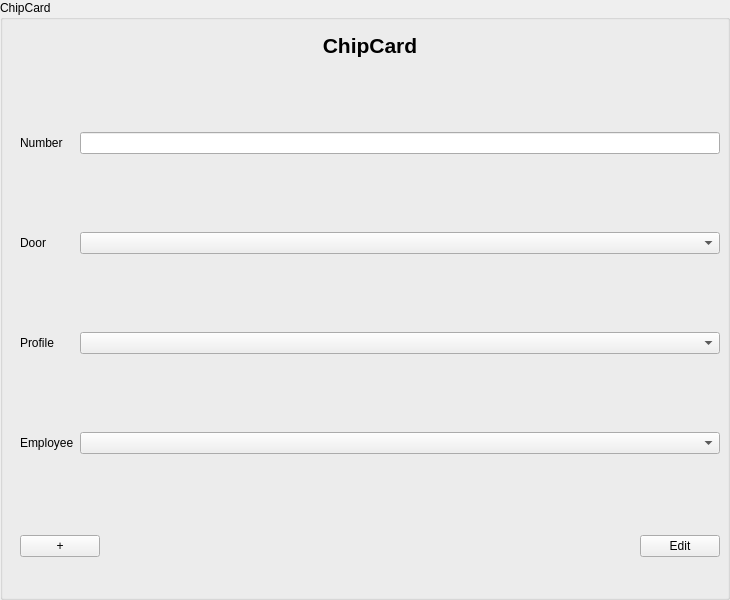
The window that src/jmbde/views/chipcardinputarea.ui (jmuelbert/jmbde-QT) describes before a commit, drawn with Qt 5.
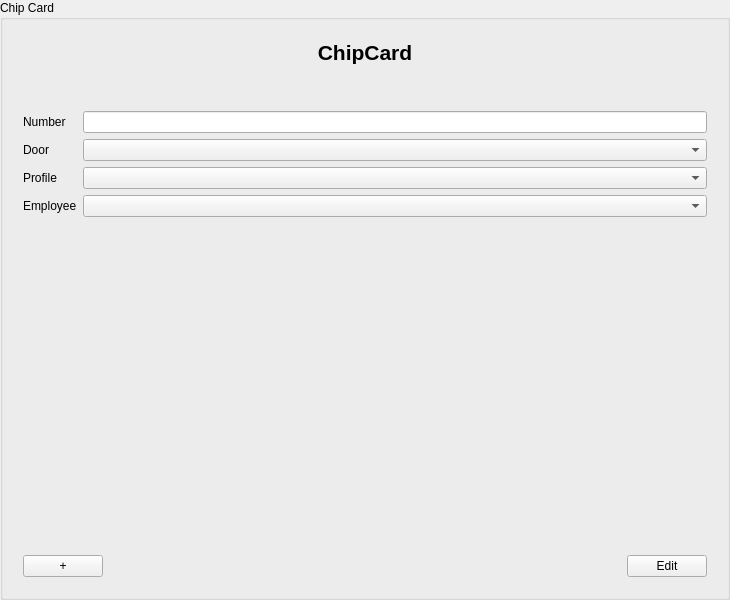
The same window after the commit.

```diff
--- a/src/jmbde/views/chipcardinputarea.ui
+++ b/src/jmbde/views/chipcardinputarea.ui
@@ -17,26 +17,13 @@
    <string>OSInputDialog</string>
   </property>
   <property name="title">
-   <string>ChipCard</string>
+   <string>Chip Card</string>
   </property>
+  <layout class="QGridLayout" name="gridLayout_3">
+   <item row="0" column="0">
   <widget class="QWidget" name="GroupBox" native="true">
-   <property name="geometry">
-    <rect>
-     <x>10</x>
-     <y>30</y>
-     <width>722</width>
-     <height>600</height>
-    </rect>
-   </property>
-   <widget class="QWidget" name="verticalLayoutWidget_Header">
-    <property name="geometry">
-     <rect>
-      <x>10</x>
-      <y>0</y>
-      <width>700</width>
-      <height>30</height>
-     </rect>
-    </property>
+     <layout class="QVBoxLayout" name="verticalLayout_3">
+      <item>
     <layout class="QVBoxLayout" name="verticalLayout">
      <item>
       <widget class="QLabel" name="label_Header">
@@ -56,56 +43,35 @@
       </widget>
      </item>
     </layout>
-   </widget>
-   <widget class="QWidget" name="verticalLayoutWidget_Buttons">
-    <property name="geometry">
-     <rect>
-      <x>10</x>
-      <y>500</y>
-      <width>700</width>
-      <height>32</height>
-     </rect>
-    </property>
-    <layout class="QHBoxLayout" name="horizontalLayout">
-     <item>
-      <widget class="QPushButton" name="pushButton_Add">
-       <property name="text">
-        <string>+</string>
-       </property>
-      </widget>
      </item>
      <item>
-      <spacer name="horizontalSpacer">
+       <spacer name="verticalSpacer_2">
        <property name="orientation">
-        <enum>Qt::Horizontal</enum>
+         <enum>Qt::Vertical</enum>
+        </property>
+        <property name="sizeType">
+         <enum>QSizePolicy::Preferred</enum>
        </property>
        <property name="sizeHint" stdset="0">
         <size>
-         <width>40</width>
-         <height>20</height>
+          <width>20</width>
+          <height>40</height>
         </size>
        </property>
       </spacer>
      </item>
      <item>
-      <widget class="QPushButton" name="pushButton_EditFinish">
+       <layout class="QFormLayout" name="formLayout">
+        <item row="0" column="0">
+         <widget class="QLabel" name="label_Number">
        <property name="text">
-        <string>Edit</string>
+           <string>Number</string>
        </property>
       </widget>
      </item>
-    </layout>
-   </widget>
-   <widget class="QWidget" name="gridLayoutWidget">
-    <property name="geometry">
-     <rect>
-      <x>10</x>
-      <y>30</y>
-      <width>700</width>
-      <height>470</height>
-     </rect>
-    </property>
-    <layout class="QGridLayout" name="gridLayout">
+        <item row="0" column="1">
+         <widget class="QLineEdit" name="lineEdit"/>
+        </item>
      <item row="1" column="0">
       <widget class="QLabel" name="label_Version">
        <property name="text">
@@ -113,6 +79,9 @@
        </property>
       </widget>
      </item>
+        <item row="1" column="1">
+         <widget class="QComboBox" name="comboBox_Door"/>
+        </item>
      <item row="2" column="0">
       <widget class="QLabel" name="label_Revision">
        <property name="text">
@@ -120,12 +89,8 @@
        </property>
       </widget>
      </item>
-     <item row="0" column="0">
-      <widget class="QLabel" name="label_Number">
-       <property name="text">
-        <string>Number</string>
-       </property>
-      </widget>
+        <item row="2" column="1">
+         <widget class="QComboBox" name="comboBox_Profile"/>
      </item>
      <item row="3" column="0">
       <widget class="QLabel" name="label_Fix">
@@ -134,21 +99,59 @@
        </property>
       </widget>
      </item>
-     <item row="1" column="3">
-      <widget class="QComboBox" name="comboBox_Door"/>
-     </item>
-     <item row="2" column="3">
-      <widget class="QComboBox" name="comboBox_Profile"/>
-     </item>
-     <item row="3" column="3">
+        <item row="3" column="1">
       <widget class="QComboBox" name="comboBox_Employee"/>
      </item>
-     <item row="0" column="3">
-      <widget class="QLineEdit" name="lineEdit"/>
-     </item>
-    </layout>
-   </widget>
-  </widget>
+       </layout>
+      </item>
+      <item>
+       <spacer name="verticalSpacer">
+        <property name="orientation">
+         <enum>Qt::Vertical</enum>
+        </property>
+        <property name="sizeHint" stdset="0">
+         <size>
+          <width>20</width>
+          <height>40</height>
+         </size>
+        </property>
+       </spacer>
+      </item>
+      <item>
+       <layout class="QHBoxLayout" name="horizontalLayout">
+        <item>
+         <widget class="QPushButton" name="pushButton_Add">
+          <property name="text">
+           <string>+</string>
+          </property>
+         </widget>
+        </item>
+        <item>
+         <spacer name="horizontalSpacer">
+          <property name="orientation">
+           <enum>Qt::Horizontal</enum>
+          </property>
+          <property name="sizeHint" stdset="0">
+           <size>
+            <width>40</width>
+            <height>20</height>
+           </size>
+          </property>
+         </spacer>
+        </item>
+        <item>
+         <widget class="QPushButton" name="pushButton_EditFinish">
+          <property name="text">
+           <string>Edit</string>
+          </property>
+         </widget>
+        </item>
+       </layout>
+      </item>
+     </layout>
+    </widget>
+   </item>
+  </layout>
  </widget>
  <tabstops>
   <tabstop>pushButton_Add</tabstop>
```
Left out of the diff: 4 changed lines with no effect on the pictures. Lines whose indentation alone changed are shown as unchanged.
